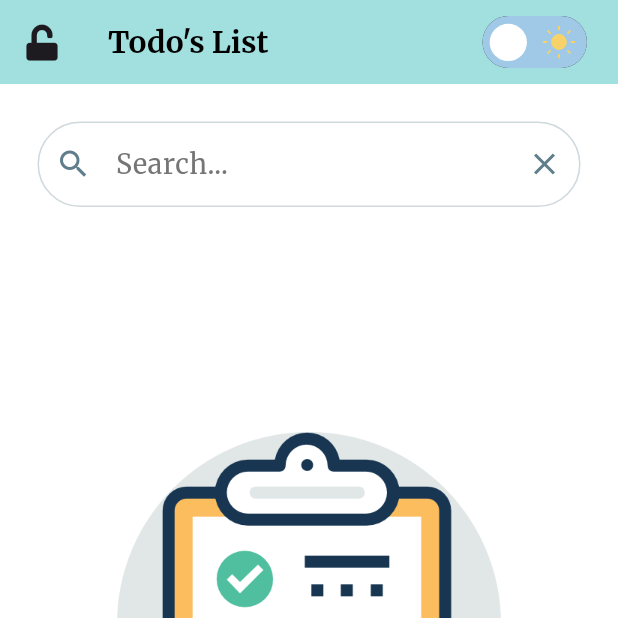
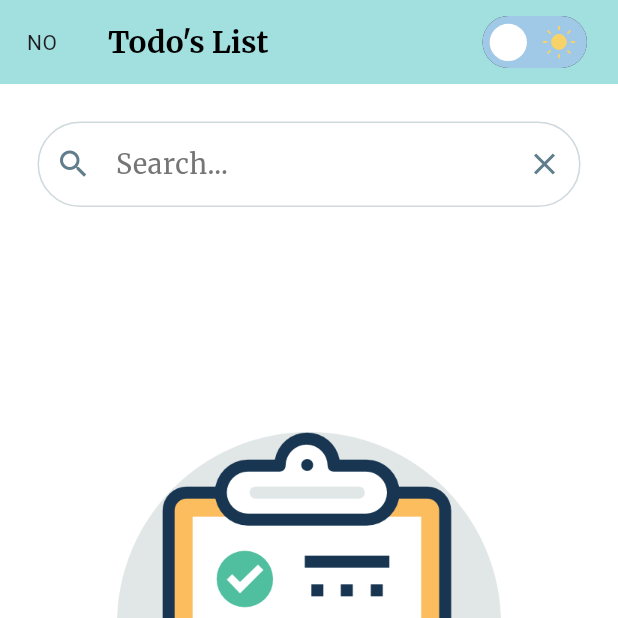
Before and after one commit to Siranosian99/todo_application, a Flutter app: the screen it shows after launch, after a tap on "Next", on a phone screen of 412 x 824 dp, the top half of it. Run offline on Flutter 3.47's test engine with Material 3 defaults, Android fonts, the light colour scheme and no system bars; our stand-ins replace flutter_local_notifications, fluttericon, google_fonts, image_picker, lite_rolling_switch, local_auth and 3 more; missing offline and left inert: google_ml_kit.

Commit message:
we are so close for find the solution

```diff
--- a/lib/screens/archive_screen.dart
+++ b/lib/screens/archive_screen.dart
@@ -6,6 +6,7 @@ import 'package:intl/intl.dart';
 import 'package:provider/provider.dart';
 import 'package:todo_application/format_converter/format_date_time_convertor.dart';
 
+import '../logics/authenticator.dart';
 import '../state_management/state_of_todos.dart';
 
 class ArchiveScreen extends StatelessWidget with formatConvertor {
@@ -27,9 +28,9 @@ class ArchiveScreen extends StatelessWidget with formatConvertor {
             title: Text(title_txt),
             actions: [
               IconButton(
-                  icon: todo.authArchive
+                  icon: AuthService.checker ? todo.authArchive
                       ? Icon(FontAwesome5.lock)
-                      : Icon(FontAwesome5.unlock),
+                      : Icon(FontAwesome5.unlock): Text("NO"),
                   onPressed: ()  {
                     todo.toggleAuthArchive();
                     print(todo.authArchive);
--- a/lib/screens/first_screen.dart
+++ b/lib/screens/first_screen.dart
@@ -21,6 +21,8 @@ class _FirstScreenState extends State<FirstScreen> {
     super.initState();
     context.read<TodoState>().loadThemeState();
   }
+
+
   @override
   Widget build(BuildContext context) {
     int font_small = 25;
@@ -47,7 +49,7 @@ class _FirstScreenState extends State<FirstScreen> {
           TextButton(
               onPressed: () async{
                 bool isAuthenticated = await AuthService.authenticate( Provider.of<TodoState>(context,listen: false).requiresAuth);
-                print(isAuthenticated);
+                print(AuthService.checker);
               if (isAuthenticated) {
                 Navigator.push(
                   context,
@@ -56,7 +58,7 @@ class _FirstScreenState extends State<FirstScreen> {
                   ),
                 );
               }
-              else {
+              else if(AuthService.checker){
                 ScaffoldMessenger.of(context).showSnackBar(
                   SnackBar(
                     content: Text('Secure Problem'),
--- a/lib/screens/main_create.dart
+++ b/lib/screens/main_create.dart
@@ -45,12 +45,13 @@ class _MainCreateState extends State<MainCreate> with ShowMainDialog,ShowEditDia
         return Scaffold(
           appBar: AppBar(
             leading: IconButton(
-                icon: todo.requiresAuth
+                icon: AuthService.checker ? todo.requiresAuth
                     ? Icon(FontAwesome5.lock)
-                    : Icon(FontAwesome5.unlock),
+                    : Icon(FontAwesome5.unlock): Text("NO"),
                 onPressed: () async {
                   todo.toggleAuthApp();
                   print(todo.requiresAuth);
+
                 }),
             automaticallyImplyLeading: false,
             title: Text(titleTxt),
```
Also changed, not shown: lib/logics/authenticator.dart (+9 -8 lines), 4 other files.
